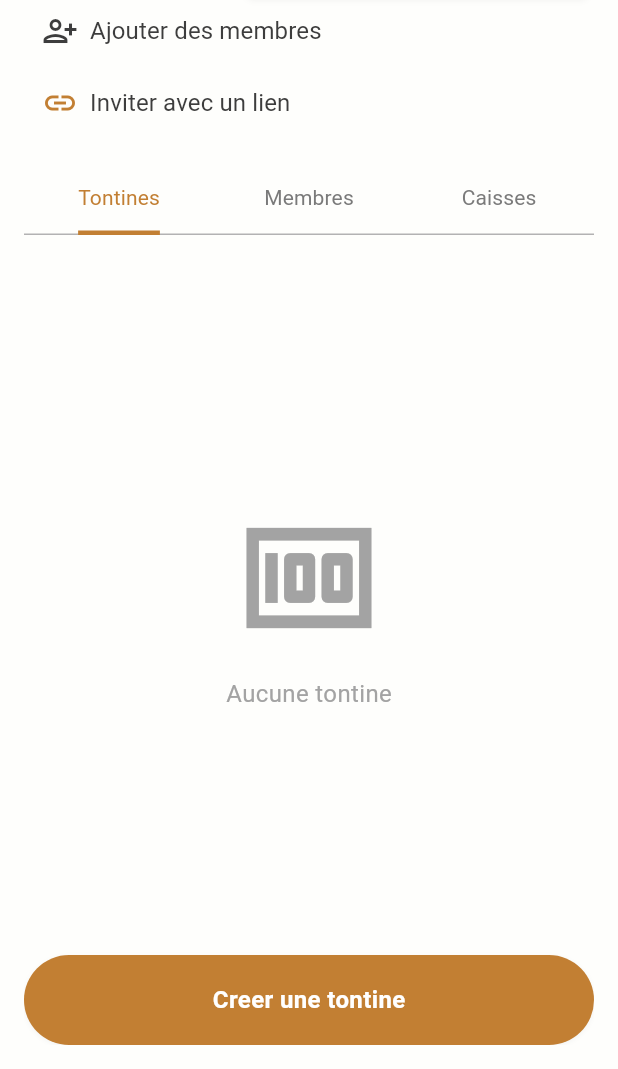
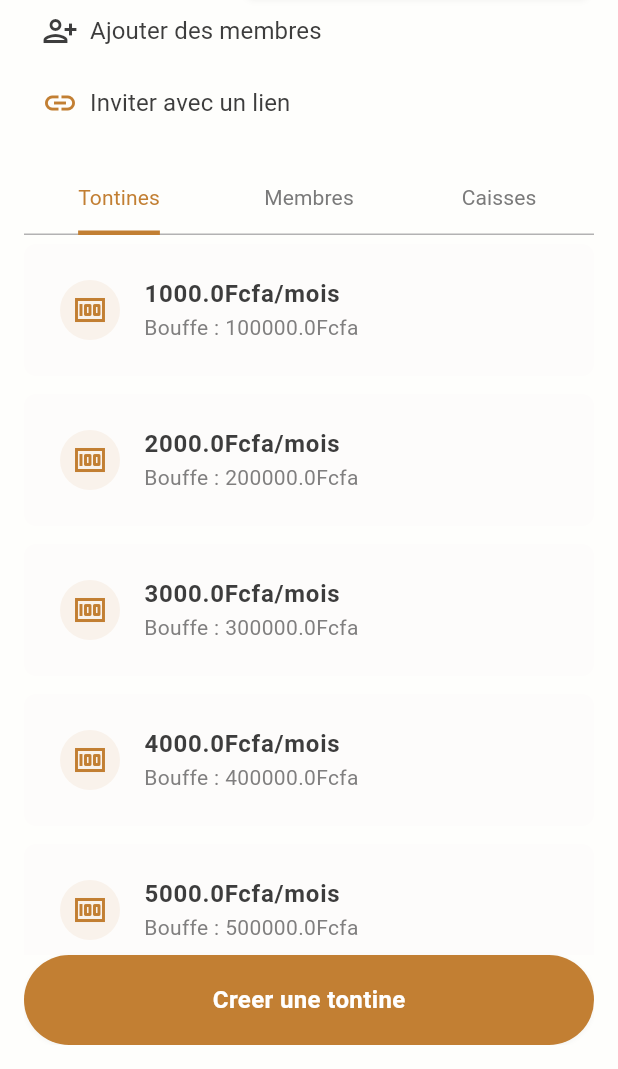
Before and after one commit to konnofuente/manzon, a Flutter app: the screen it shows after launch, after a tap on the "more vert" icon, on a phone screen of 412 x 824 dp, the part 167-1236 px from its top. Run offline on Flutter 3.47's test engine with Material 3 defaults, Android fonts, the light colour scheme and no system bars; our stand-ins replace cloud_firestore, connectivity_plus, equatable, firebase_auth, firebase_core, firebase_storage and 8 more; missing offline and left inert: connection_notifier; accounts and stored records are empty; network calls fail; Roboto replaces fonts that are missing (Rubik); project files that could hold a hidden picture were left out.

Commit message:
feat(app): #13 complete tontine screen

```diff
--- a/lib/app/config/theme/app_colors.dart
+++ b/lib/app/config/theme/app_colors.dart
@@ -38,7 +38,7 @@ class AppColors {
 
   static const Color secondaryNormal = Color(0xFFf5f5dc);
   static const Color secondaryNormalHover = Color(0xFFddddc6);
-  static const Color secondaryNormalActive = Color(0xFFc4c4b0);
+  static const Color secondaryNormalActive = Color.fromARGB(255, 128, 127, 127);
 
   static const Color secondaryDark = Color(0xFFb8b8a5);
   static const Color secondaryDarkHover = Color(0xFF939384);
@@ -67,4 +67,5 @@ class AppColors {
   static const Color error = Color(0xFFDD0303);
   static const Color success = Color(0xFF45BB4B);
   static const Color warning = Color(0xFFEBBC46);
+  static const Color bg = Color(0xFFFDFCFB);
 }
--- a/lib/domain/entities/export_domain_entities.dart
+++ b/lib/domain/entities/export_domain_entities.dart
@@ -6,3 +6,4 @@ export './user_entity.dart';
 export './member_entity.dart';
 export './association_member_ship.dart';
 export './association_entity.dart';
+export './tontine_entity.dart';
--- /dev/null
+++ b/lib/domain/entities/tontine_entity.dart
@@ -0,0 +1,41 @@
+import 'package:equatable/equatable.dart';
+
+class TontineEntity extends Equatable {
+  final String? uniqueId;
+  final String name;
+  final String associationId;
+  final List<String> members;
+  final double balance;
+  final String contributionFrequency;
+  final double contributionAmount;
+  final int cycleDuration;
+  final int currentCycle;
+  final List<String> transactions;
+
+  TontineEntity({
+    this.uniqueId,
+    required this.name,
+    required this.associationId,
+    required this.members,
+    required this.balance,
+    required this.contributionFrequency,
+    required this.contributionAmount,
+    required this.cycleDuration,
+    required this.currentCycle,
+    required this.transactions,
+  });
+
+  @override
+  List<Object?> get props => [
+        uniqueId,
+        name,
+        associationId,
+        members,
+        balance,
+        contributionFrequency,
+        contributionAmount,
+        cycleDuration,
+        currentCycle,
+        transactions,
+      ];
+}
--- a/lib/infrastructure/models/export_infrastruture_models.dart
+++ b/lib/infrastructure/models/export_infrastruture_models.dart
@@ -2,3 +2,4 @@ export './association_model.dart';
 export './media_model.dart';
 export './user_model.dart';
 export './member_model.dart';
+export './tontine_model.dart';
--- a/lib/presentation/controllers/association_page_controller.dart
+++ b/lib/presentation/controllers/association_page_controller.dart
@@ -1,13 +1,35 @@
 import 'package:get/get.dart';
+import 'package:uuid/uuid.dart';
 import 'package:flutter/material.dart';
+import 'package:manzon/domain/entities/tontine_entity.dart';
 
-class AssociationController extends GetxController with SingleGetTickerProviderMixin {
+class AssociationController extends GetxController
+    with SingleGetTickerProviderMixin {
   late TabController tabController;
+  var tontines = <TontineEntity>[].obs;
 
   @override
   void onInit() {
     super.onInit();
     tabController = TabController(length: 3, vsync: this);
+    _generateFakeTontines();
+  }
+
+  void _generateFakeTontines() {
+    tontines.value = List.generate(15, (index) {
+      return TontineEntity(
+        uniqueId: Uuid().v4(),
+        name: 'Tontine ${index + 1}',
+        associationId: 'fake_association_id',
+        members: ['user1', 'user2', 'user3'],
+        balance: 100000 * (index + 1).toDouble(),
+        contributionFrequency: 'mois',
+        contributionAmount: 1000 * (index + 1).toDouble(),
+        cycleDuration: 12,
+        currentCycle: index + 1,
+        transactions: [],
+      );
+    });
   }
 
   @override
--- a/lib/presentation/pages/association_page/association_page.dart
+++ b/lib/presentation/pages/association_page/association_page.dart
@@ -70,13 +70,15 @@ class AssociationPage extends StatelessWidget {
               ],
             ),
 
-            const SizedBox(height: 16),
+            // const SizedBox(height: 8),
             // Tab Views
             Expanded(
               child: TabBarView(
                 controller: controller.tabController,
                 children: [
-                  TontinesView(),
+                  TontinesView(
+                    tontines: controller.tontines,
+                  ),
                   MembresView(),
                   BankView(),
                 ],
--- a/lib/presentation/pages/association_page/components/tontine_view.dart
+++ b/lib/presentation/pages/association_page/components/tontine_view.dart
@@ -1,15 +1,17 @@
 import 'package:flutter/material.dart';
+import 'package:manzon/domain/entities/tontine_entity.dart';
 import 'package:manzon/presentation/widgets/export_widget.dart';
 import 'package:manzon/app/config/theme/export_theme_manager.dart';
 
 class TontinesView extends StatelessWidget {
+  final List<TontineEntity> tontines;
+
+  TontinesView({required this.tontines});
+
   @override
   Widget build(BuildContext context) {
-    return Center(
-      child: Column(
-        mainAxisAlignment: MainAxisAlignment.center,
-        children: [
-          Expanded(
+    return tontines.isEmpty
+        ? Center(
             child: Column(
               mainAxisAlignment: MainAxisAlignment.center,
               children: [
@@ -22,6 +24,46 @@ class TontinesView extends StatelessWidget {
                 ),
               ],
             ),
+          )
+        : Column(
+            children: [
+              Expanded(
+                child: ListView.builder(
+                  itemCount: tontines.length,
+                  itemBuilder: (context, index) {
+                    final tontine = tontines[index];
+                    return Padding(
+                      padding: const EdgeInsets.symmetric(vertical: 6),
+                      child: Container(
+                        padding: const EdgeInsets.all(8.0),
+                        decoration: ShapeDecoration(
+                          color: AppColors.bg,
+                          shape: RoundedRectangleBorder(
+                              borderRadius: BorderRadius.circular(8)),
+                        ),
+                        child: ListTile(
+                          leading: const CircleAvatar(
+                            backgroundColor: AppColors.primaryLight,
+                            child: Icon(Icons.money,
+                                color: AppColors.primaryNormal),
+                          ),
+                          title: Text(
+                            '${tontine.contributionAmount}Fcfa/${tontine.contributionFrequency}',
+                            style: getSemiBoldStyle(
+                                color: AppColors.blackNormal,
+                                fontSize: FontSize.s16),
+                          ),
+                          subtitle: Text(
+                            'Bouffe : ${tontine.balance}Fcfa',
+                            style: getRegularStyle(
+                                color: AppColors.secondaryNormalActive,
+                                fontSize: FontSize.s14),
+                          ),
+                        ),
+                      ),
+                    );
+                  },
+                ),
               ),
               DefaultButton(
                 onTap: () {},
@@ -32,7 +74,6 @@ class TontinesView extends StatelessWidget {
                 borderRadius: 50.0,
               ),
             ],
-      ),
           );
   }
 }
```
Also changed, not shown: lib/infrastructure/mappers/tontine_mapper.dart (added, +36 -0 lines), lib/infrastructure/models/tontine_model.dart (added, +58 -0 lines). Lines whose indentation alone changed are shown as unchanged.
